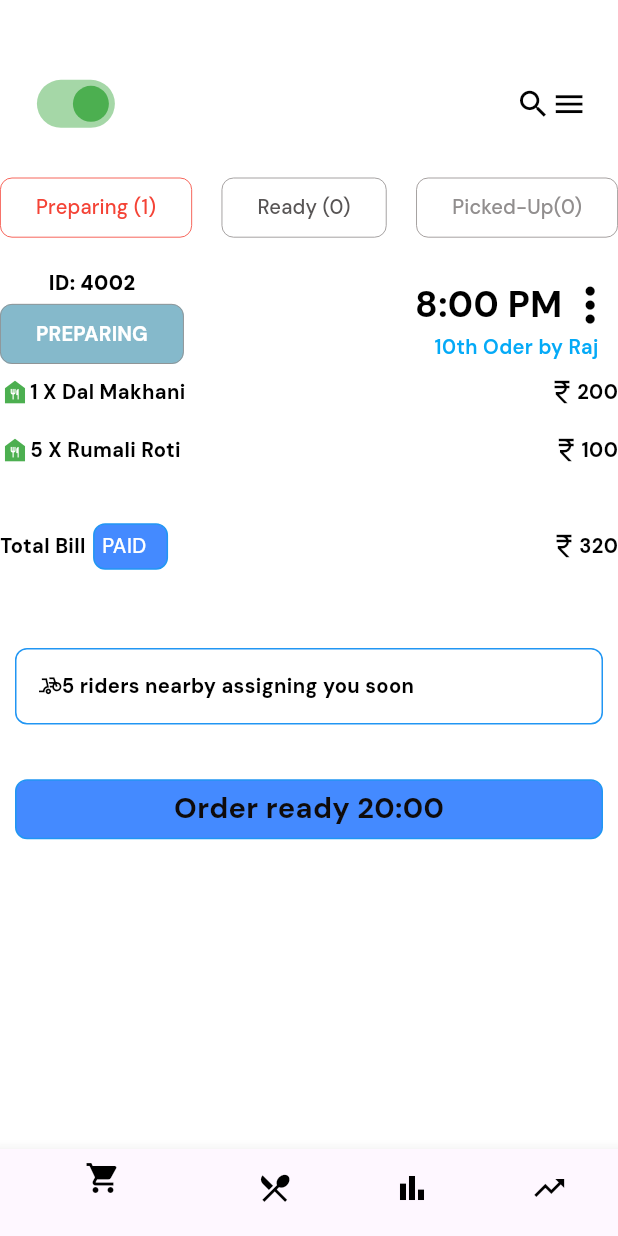
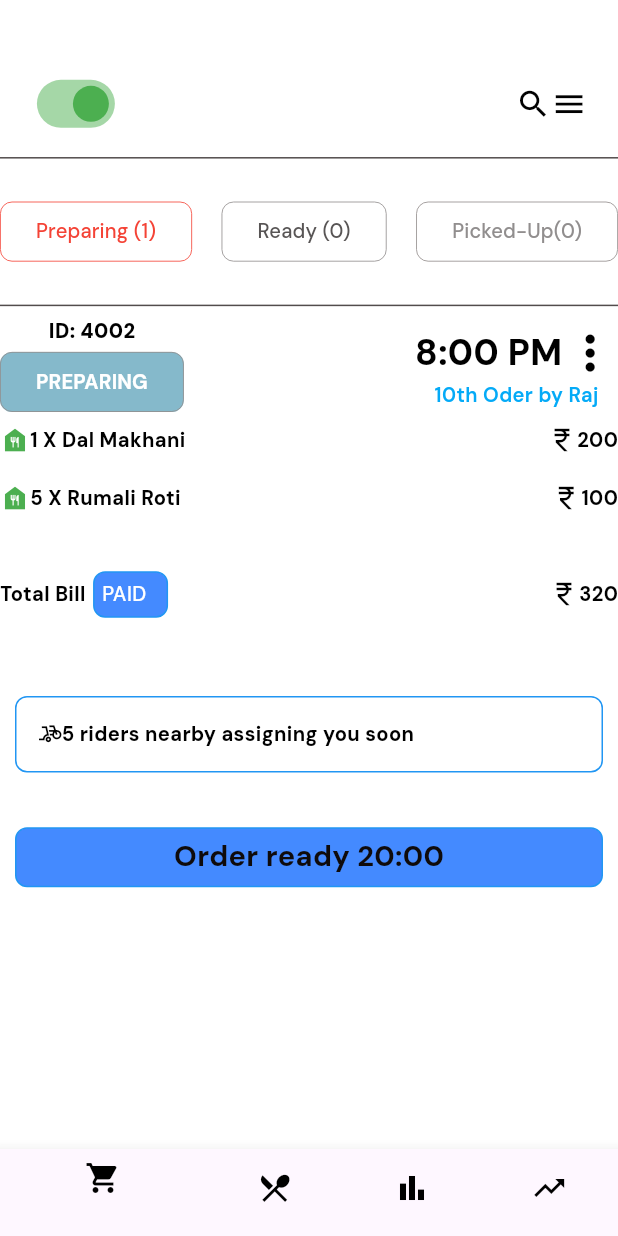
Before and after one commit to SaurHub123/OrderUI, a Flutter app: the screen it shows after launch, on a phone screen of 412 x 824 dp. Run offline on Flutter 3.47's test engine with Material 2 defaults, Android fonts, the phone set to English and light mode, and no system bars; our stand-ins replace google_fonts, responsive_sizer.

Commit message:
Divider commit

```diff
--- a/lib/order_ui.dart
+++ b/lib/order_ui.dart
@@ -74,11 +74,14 @@ class _OrderUIState extends State<OrderUI> {
                 ],
               ),
             ),
+            Divider(color: const Color.fromARGB(255, 82, 76, 76),),
             Container(
               height: 10.h,
               width: 100.w,
+
               child: Row(
                 mainAxisAlignment: MainAxisAlignment.spaceBetween,
+
                 children: [
                   OutlinedButton(
                     onPressed: () {},
@@ -149,7 +152,8 @@ class _OrderUIState extends State<OrderUI> {
                   ),
                 ],
               ),
-            ), // End Button of preparing, Preparing and Picked-up
+            ),
+            Divider(color: const Color.fromARGB(255, 82, 76, 76),),// End Button of preparing, Preparing and Picked-up
             Container(
               // height: 20.h,
               width: 100.w,
```
Also changed, not shown: Output/Screenshot 2023-06-19 132145.png (added).
